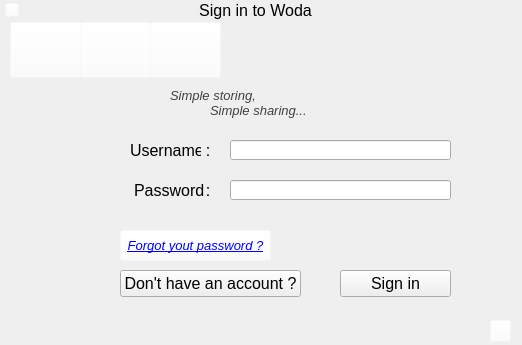
Qt form resources/Forms/SignInGUI.ui (woda/desktop) before a commit.
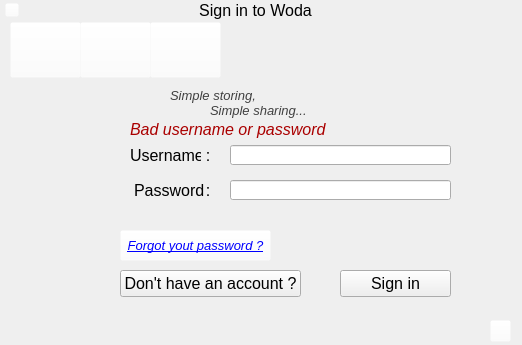
The same form after that commit. Icons and pictures are not drawn.

The edit to the form file:
```diff
--- a/resources/Forms/SignInGUI.ui
+++ b/resources/Forms/SignInGUI.ui
@@ -278,7 +278,7 @@
    <property name="geometry">
     <rect>
      <x>200</x>
-     <y>140</y>
+     <y>145</y>
      <width>16</width>
      <height>21</height>
     </rect>
@@ -291,7 +291,7 @@
    <property name="geometry">
     <rect>
      <x>130</x>
-     <y>140</y>
+     <y>145</y>
      <width>71</width>
      <height>21</height>
     </rect>
@@ -386,7 +386,7 @@
    <property name="geometry">
     <rect>
      <x>230</x>
-     <y>140</y>
+     <y>145</y>
      <width>221</width>
      <height>20</height>
     </rect>
@@ -521,6 +521,32 @@
     <string>Simple sharing...</string>
    </property>
   </widget>
+  <widget class="QLabel" name="labelTextError">
+   <property name="enabled">
+    <bool>true</bool>
+   </property>
+   <property name="geometry">
+    <rect>
+     <x>130</x>
+     <y>120</y>
+     <width>311</width>
+     <height>20</height>
+    </rect>
+   </property>
+   <property name="font">
+    <font>
+     <pointsize>10</pointsize>
+     <italic>true</italic>
+    </font>
+   </property>
+   <property name="styleSheet">
+    <string notr="true">qproperty-alignment: AlignCenter;
+color: rgb(170, 0, 0);</string>
+   </property>
+   <property name="text">
+    <string>&lt;html&gt;&lt;head/&gt;&lt;body&gt;&lt;p&gt;&lt;span style=&quot; font-size:12pt; color:#aa0000;&quot;&gt;Bad username or password&lt;/span&gt;&lt;/p&gt;&lt;/body&gt;&lt;/html&gt;</string>
+   </property>
+  </widget>
   <zorder>labelSync</zorder>
   <zorder>labelGeneral</zorder>
   <zorder>labelAccount</zorder>
```
Left out of the diff: 1 changed line with no effect on the pictures.
